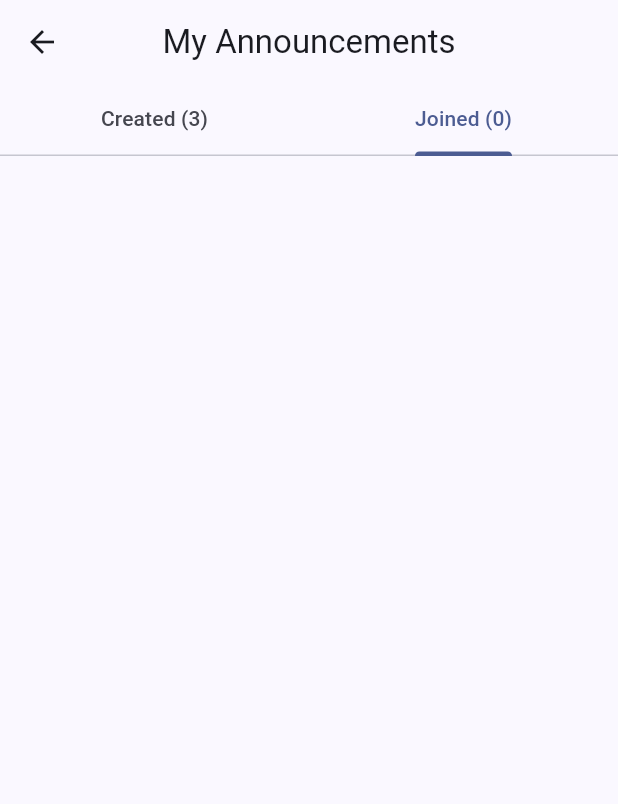
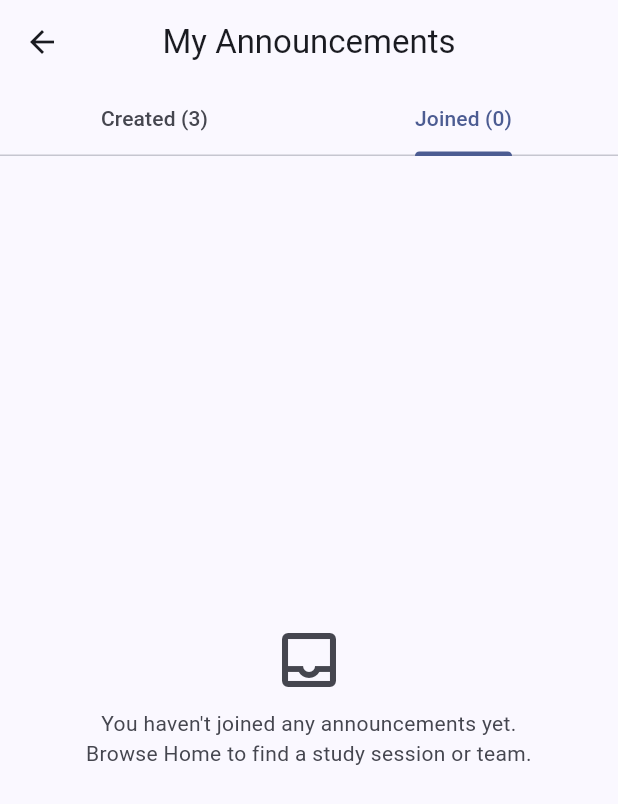
Before and after one commit to mahmutoztuncer/cs310-mobile-project, a Flutter app: the MyAnnouncementsScreen screen opened directly, tab 2 chosen, on a phone screen of 412 x 824 dp. Shown: the top 804 px of the screen. Run offline on Flutter 3.47's test engine with Material 3 defaults, Android fonts, the phone set to English and light mode, and no system bars; network calls fail.

Commit message:
Show empty state messages on My Announcements tabs.

```diff
--- a/lib/screens/my_announcements_screen.dart
+++ b/lib/screens/my_announcements_screen.dart
@@ -3,6 +3,7 @@ import 'package:flutter/material.dart';
 import '../models/announcement.dart';
 import '../models/my_activity.dart';
 import '../utils/spacing.dart';
+import '../utils/text_styles.dart';
 import '../widgets/announcement_card.dart';
 import 'account_widgets.dart';
 
@@ -105,11 +106,15 @@ class _MyAnnouncementsScreenState extends State<MyAnnouncementsScreen> {
                   items: created,
                   actionLabel: 'Remove',
                   onAction: _remove,
+                  emptyMessage: 'You haven\'t created any announcements yet.\n'
+                      'Tap + on Home to create one.',
                 ),
                 _AnnouncementList(
                   items: joined,
                   actionLabel: 'Leave',
                   onAction: _leave,
+                  emptyMessage: 'You haven\'t joined any announcements yet.\n'
+                      'Browse Home to find a study session or team.',
                 ),
               ],
             ),
@@ -121,20 +126,48 @@ class _MyAnnouncementsScreenState extends State<MyAnnouncementsScreen> {
 }
 
 /// Scrollable list of announcement cards with one action button per card.
-/// Tapping a card opens Details.
+/// Shows a message instead when the list is empty.
 class _AnnouncementList extends StatelessWidget {
   final List<Announcement> items;
   final String actionLabel;
   final void Function(Announcement) onAction;
+  final String emptyMessage;
 
   const _AnnouncementList({
     required this.items,
     required this.actionLabel,
     required this.onAction,
+    required this.emptyMessage,
   });
 
   @override
   Widget build(BuildContext context) {
+    if (items.isEmpty) {
+      final colors = Theme.of(context).colorScheme;
+      return Center(
+        child: Padding(
+          padding: const EdgeInsets.all(AppSpacing.lg),
+          child: Column(
+            mainAxisSize: MainAxisSize.min,
+            children: [
+              Icon(
+                Icons.inbox_outlined,
+                size: 48,
+                color: colors.onSurfaceVariant,
+              ),
+              const SizedBox(height: AppSpacing.sm),
+              Text(
+                emptyMessage,
+                textAlign: TextAlign.center,
+                style: AppTextStyles.body
+                    .copyWith(color: colors.onSurfaceVariant),
+              ),
+            ],
+          ),
+        ),
+      );
+    }
+
     return ListView.builder(
       padding: const EdgeInsets.symmetric(vertical: AppSpacing.sm),
       itemCount: items.length,
```
